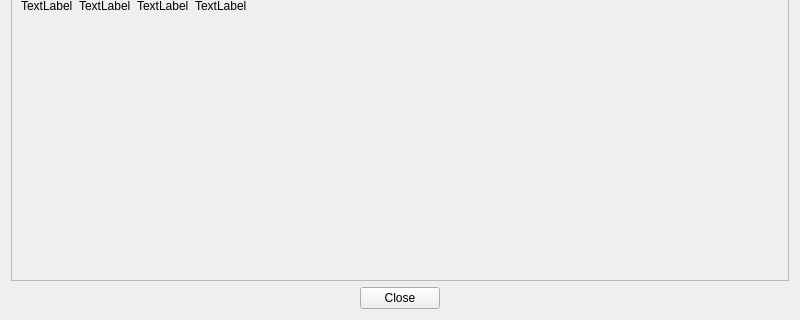
The window that src/licenses/licenses.ui (vkohaupt/vokoscreenNG) describes before a commit, drawn with Qt 5; both pictures show x 0 to 800 and y 280 to 600 of the 800 by 600 pixel window.
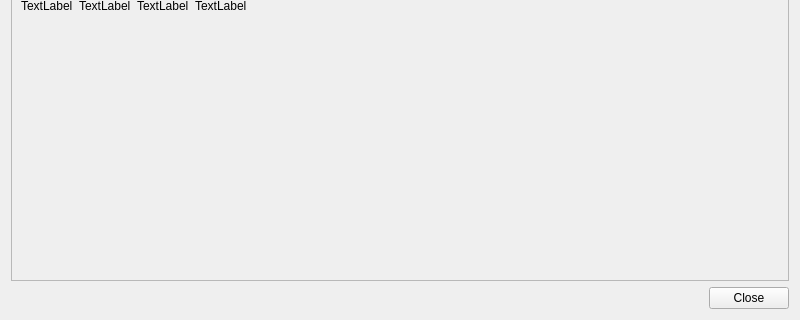
The same window after the commit.

Commit message: License: close button

The edit to the form file:
```diff
--- a/src/licenses/licenses.ui
+++ b/src/licenses/licenses.ui
@@ -83,9 +83,6 @@
      <property name="standardButtons">
       <set>QDialogButtonBox::Close</set>
      </property>
-     <property name="centerButtons">
-      <bool>true</bool>
-     </property>
     </widget>
    </item>
   </layout>
```
